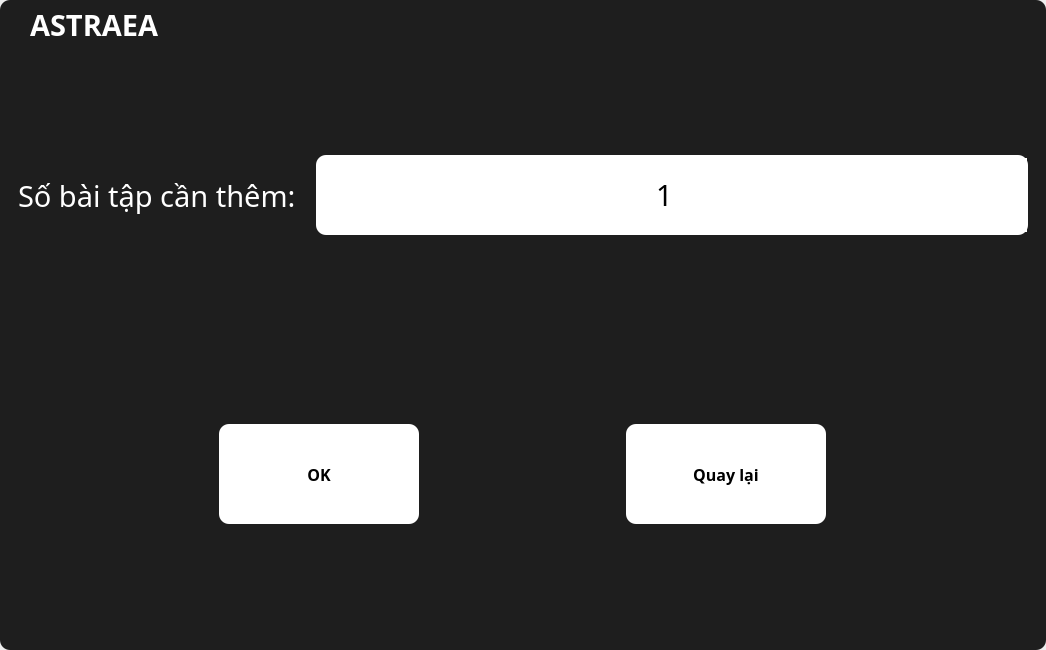
The window that UI_Files/edit_form.ui (hoangm960/Astraea) describes before a commit, drawn with Qt 5.
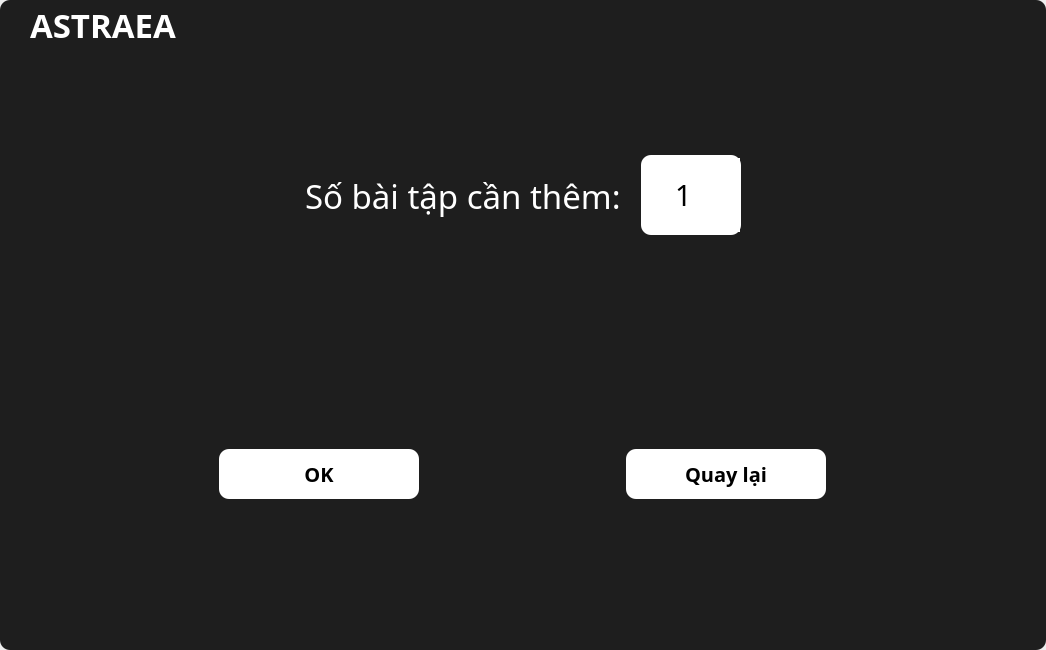
The same window after the commit. The open tabs and pages were chosen to show the change. Icons and pictures are not drawn.

```diff
--- a/UI_Files/edit_form.ui
+++ b/UI_Files/edit_form.ui
@@ -87,6 +87,12 @@
        </property>
        <item>
         <widget class="QFrame" name="title_bar">
+         <property name="minimumSize">
+          <size>
+           <width>0</width>
+           <height>50</height>
+          </size>
+         </property>
          <property name="maximumSize">
           <size>
            <width>16777215</width>
@@ -127,15 +133,39 @@
              <enum>QFrame::Raised</enum>
             </property>
             <layout class="QVBoxLayout" name="verticalLayout_3">
+             <property name="spacing">
+              <number>0</number>
+             </property>
              <property name="leftMargin">
               <number>30</number>
              </property>
+             <property name="topMargin">
+              <number>0</number>
+             </property>
+             <property name="rightMargin">
+              <number>0</number>
+             </property>
+             <property name="bottomMargin">
+              <number>0</number>
+             </property>
              <item>
               <widget class="QLabel" name="title_label">
+               <property name="minimumSize">
+                <size>
+                 <width>0</width>
+                 <height>50</height>
+                </size>
+               </property>
+               <property name="maximumSize">
+                <size>
+                 <width>16777215</width>
+                 <height>50</height>
+                </size>
+               </property>
                <property name="font">
                 <font>
                  <family>Montserrat Semi Bold</family>
-                 <pointsize>22</pointsize>
+                 <pointsize>25</pointsize>
                  <weight>75</weight>
                  <bold>true</bold>
                 </font>
@@ -1003,6 +1033,19 @@
                     <property name="spacing">
                      <number>20</number>
                     </property>
+                    <item>
+                     <spacer name="horizontalSpacer_3">
+                      <property name="orientation">
+                       <enum>Qt::Horizontal</enum>
+                      </property>
+                      <property name="sizeHint" stdset="0">
+                       <size>
+                        <width>40</width>
+                        <height>20</height>
+                       </size>
+                      </property>
+                     </spacer>
+                    </item>
                     <item>
                      <widget class="QLabel" name="num_label_3">
                       <property name="minimumSize">
@@ -1013,8 +1056,8 @@
                       </property>
                       <property name="font">
                        <font>
-                        <family>iCiel Effra</family>
-                        <pointsize>22</pointsize>
+                        <family>iCiel Effra Regular</family>
+                        <pointsize>25</pointsize>
                        </font>
                       </property>
                       <property name="text">
@@ -1032,10 +1075,16 @@
                       </property>
                       <property name="minimumSize">
                        <size>
-                        <width>0</width>
+                        <width>100</width>
                         <height>80</height>
                        </size>
                       </property>
+                      <property name="maximumSize">
+                       <size>
+                        <width>100</width>
+                        <height>16777215</height>
+                       </size>
+                      </property>
                       <property name="font">
                        <font>
                         <family>Corbel</family>
@@ -1100,6 +1149,19 @@
                       </property>
                      </widget>
                     </item>
+                    <item>
+                     <spacer name="horizontalSpacer">
+                      <property name="orientation">
+                       <enum>Qt::Horizontal</enum>
+                      </property>
+                      <property name="sizeHint" stdset="0">
+                       <size>
+                        <width>40</width>
+                        <height>20</height>
+                       </size>
+                      </property>
+                     </spacer>
+                    </item>
                    </layout>
                   </widget>
                  </item>
@@ -1120,7 +1182,7 @@
                       <property name="minimumSize">
                        <size>
                         <width>200</width>
-                        <height>100</height>
+                        <height>50</height>
                        </size>
                       </property>
                       <property name="maximumSize">
@@ -1132,7 +1194,7 @@
                       <property name="font">
                        <font>
                         <family>Montserrat</family>
-                        <pointsize>12</pointsize>
+                        <pointsize>15</pointsize>
                         <weight>75</weight>
                         <bold>true</bold>
                        </font>
@@ -1163,7 +1225,7 @@
                       <property name="minimumSize">
                        <size>
                         <width>200</width>
-                        <height>100</height>
+                        <height>50</height>
                        </size>
                       </property>
                       <property name="maximumSize">
@@ -1175,7 +1237,7 @@
                       <property name="font">
                        <font>
                         <family>Montserrat</family>
-                        <pointsize>12</pointsize>
+                        <pointsize>15</pointsize>
                         <weight>75</weight>
                         <bold>true</bold>
                        </font>
```
Left out of the diff: 32 changed lines with no effect on the pictures.
